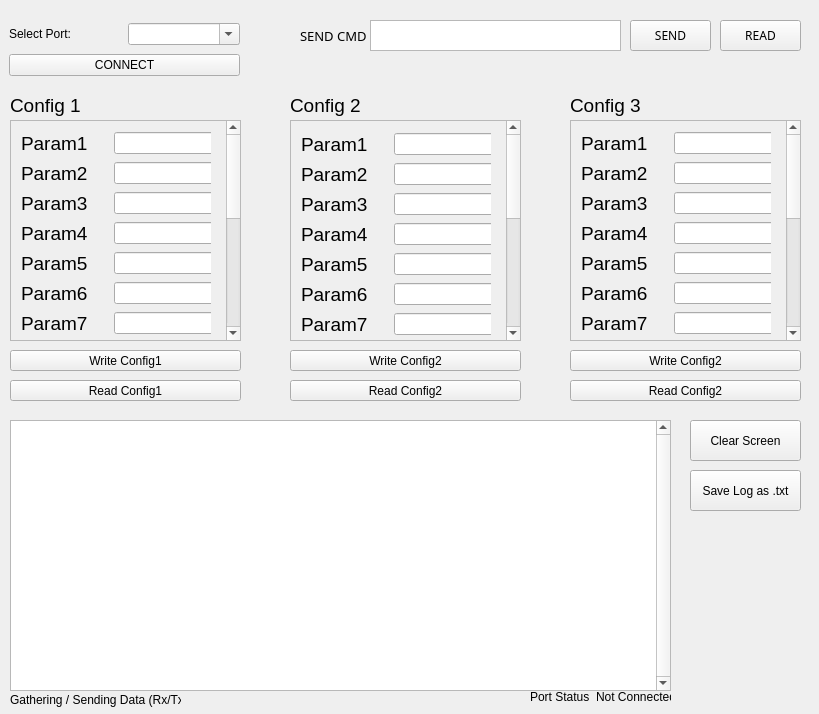
Qt form python/qt.ui (madopick/stm32Serial) before a commit.
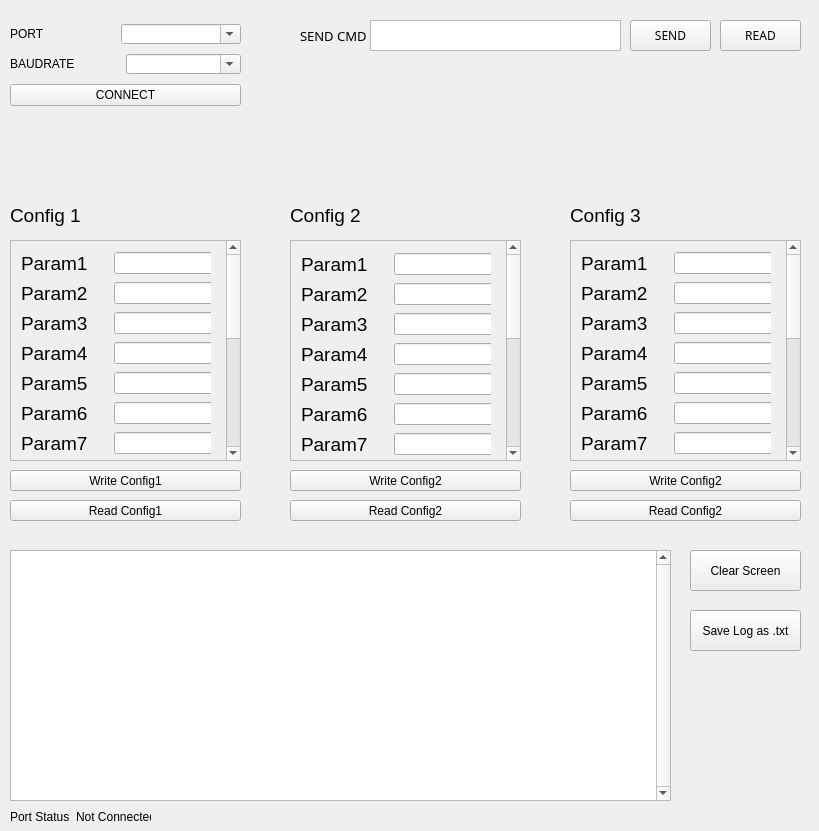
The same form after that commit.

Commit message: add baudrate option

```diff
--- a/python/qt.ui
+++ b/python/qt.ui
@@ -7,7 +7,7 @@
     <x>0</x>
     <y>0</y>
     <width>819</width>
-    <height>714</height>
+    <height>831</height>
    </rect>
   </property>
   <property name="cursor">
@@ -30,9 +30,9 @@
     <property name="geometry">
      <rect>
       <x>10</x>
-      <y>420</y>
+      <y>550</y>
       <width>661</width>
-      <height>271</height>
+      <height>251</height>
      </rect>
     </property>
     <layout class="QGridLayout" name="gridLayout" rowstretch="0">
@@ -51,8 +51,8 @@
    <widget class="QWidget" name="formLayoutWidget_2">
     <property name="geometry">
      <rect>
-      <x>530</x>
-      <y>690</y>
+      <x>10</x>
+      <y>810</y>
       <width>141</width>
       <height>21</height>
      </rect>
@@ -60,6 +60,12 @@
     <layout class="QFormLayout" name="formLayout_2">
      <item row="0" column="0">
       <widget class="QLabel" name="label_4">
+       <property name="sizePolicy">
+        <sizepolicy hsizetype="Maximum" vsizetype="Preferred">
+         <horstretch>0</horstretch>
+         <verstretch>0</verstretch>
+        </sizepolicy>
+       </property>
        <property name="text">
         <string>Port Status</string>
        </property>
@@ -77,54 +83,11 @@
      </item>
     </layout>
    </widget>
-   <widget class="QWidget" name="verticalLayoutWidget">
-    <property name="geometry">
-     <rect>
-      <x>9</x>
-      <y>20</y>
-      <width>231</width>
-      <height>61</height>
-     </rect>
-    </property>
-    <layout class="QVBoxLayout" name="verticalLayout">
-     <property name="sizeConstraint">
-      <enum>QLayout::SetDefaultConstraint</enum>
-     </property>
-     <item>
-      <layout class="QHBoxLayout" name="horizontalLayout_3">
-       <item>
-        <widget class="QLabel" name="label_14">
-         <property name="text">
-          <string>Select Port:</string>
-         </property>
-        </widget>
-       </item>
-       <item>
-        <widget class="QComboBox" name="cb_Port">
-         <property name="editable">
-          <bool>true</bool>
-         </property>
-         <property name="currentText">
-          <string/>
-         </property>
-        </widget>
-       </item>
-      </layout>
-     </item>
-     <item>
-      <widget class="QPushButton" name="pushButton">
-       <property name="text">
-        <string>CONNECT</string>
-       </property>
-      </widget>
-     </item>
-    </layout>
-   </widget>
    <widget class="QPushButton" name="pushButton_5">
     <property name="geometry">
      <rect>
       <x>690</x>
-      <y>470</y>
+      <y>610</y>
       <width>111</width>
       <height>41</height>
      </rect>
@@ -180,30 +143,11 @@
      <string>SEND</string>
     </property>
    </widget>
-   <widget class="QLabel" name="label_3">
-    <property name="geometry">
-     <rect>
-      <x>10</x>
-      <y>690</y>
-      <width>171</width>
-      <height>20</height>
-     </rect>
-    </property>
-    <property name="sizePolicy">
-     <sizepolicy hsizetype="Expanding" vsizetype="Minimum">
-      <horstretch>0</horstretch>
-      <verstretch>0</verstretch>
-     </sizepolicy>
-    </property>
-    <property name="text">
-     <string>Gathering / Sending Data (Rx/Tx)</string>
-    </property>
-   </widget>
    <widget class="QPushButton" name="pb_Clr">
     <property name="geometry">
      <rect>
       <x>690</x>
-      <y>420</y>
+      <y>550</y>
       <width>111</width>
       <height>41</height>
      </rect>
@@ -216,7 +160,7 @@
     <property name="geometry">
      <rect>
       <x>10</x>
-      <y>120</y>
+      <y>240</y>
       <width>231</width>
       <height>221</height>
      </rect>
@@ -992,7 +936,7 @@
     <property name="geometry">
      <rect>
       <x>10</x>
-      <y>90</y>
+      <y>200</y>
       <width>101</width>
       <height>31</height>
      </rect>
@@ -1010,7 +954,7 @@
     <property name="geometry">
      <rect>
       <x>10</x>
-      <y>350</y>
+      <y>470</y>
       <width>231</width>
       <height>21</height>
      </rect>
@@ -1023,7 +967,7 @@
     <property name="geometry">
      <rect>
       <x>10</x>
-      <y>380</y>
+      <y>500</y>
       <width>231</width>
       <height>21</height>
      </rect>
@@ -1036,7 +980,7 @@
     <property name="geometry">
      <rect>
       <x>290</x>
-      <y>120</y>
+      <y>240</y>
       <width>231</width>
       <height>221</height>
      </rect>
@@ -1812,7 +1756,7 @@
     <property name="geometry">
      <rect>
       <x>290</x>
-      <y>90</y>
+      <y>200</y>
       <width>101</width>
       <height>31</height>
      </rect>
@@ -1830,7 +1774,7 @@
     <property name="geometry">
      <rect>
       <x>290</x>
-      <y>350</y>
+      <y>470</y>
       <width>231</width>
       <height>21</height>
      </rect>
@@ -1843,7 +1787,7 @@
     <property name="geometry">
      <rect>
       <x>290</x>
-      <y>380</y>
+      <y>500</y>
       <width>231</width>
       <height>21</height>
      </rect>
@@ -1856,7 +1800,7 @@
     <property name="geometry">
      <rect>
       <x>570</x>
-      <y>120</y>
+      <y>240</y>
       <width>231</width>
       <height>221</height>
      </rect>
@@ -2387,7 +2331,7 @@
     <property name="geometry">
      <rect>
       <x>570</x>
-      <y>90</y>
+      <y>200</y>
       <width>101</width>
       <height>31</height>
      </rect>
@@ -2405,7 +2349,7 @@
     <property name="geometry">
      <rect>
       <x>570</x>
-      <y>350</y>
+      <y>470</y>
       <width>231</width>
       <height>21</height>
      </rect>
@@ -2418,7 +2362,7 @@
     <property name="geometry">
      <rect>
       <x>570</x>
-      <y>380</y>
+      <y>500</y>
       <width>231</width>
       <height>21</height>
      </rect>
@@ -2445,6 +2389,135 @@
      <string>READ</string>
     </property>
    </widget>
+   <widget class="QWidget" name="verticalLayoutWidget">
+    <property name="geometry">
+     <rect>
+      <x>10</x>
+      <y>20</y>
+      <width>231</width>
+      <height>91</height>
+     </rect>
+    </property>
+    <layout class="QVBoxLayout" name="verticalLayout">
+     <item>
+      <layout class="QHBoxLayout" name="horizontalLayout_6">
+       <item>
+        <widget class="QLabel" name="label">
+         <property name="text">
+          <string>PORT</string>
+         </property>
+        </widget>
+       </item>
+       <item>
+        <spacer name="horizontalSpacer">
+         <property name="orientation">
+          <enum>Qt::Horizontal</enum>
+         </property>
+         <property name="sizeType">
+          <enum>QSizePolicy::Fixed</enum>
+         </property>
+         <property name="sizeHint" stdset="0">
+          <size>
+           <width>70</width>
+           <height>20</height>
+          </size>
+         </property>
+        </spacer>
+       </item>
+       <item>
+        <widget class="QComboBox" name="cb_Port">
+         <property name="sizePolicy">
+          <sizepolicy hsizetype="Expanding" vsizetype="Fixed">
+           <horstretch>0</horstretch>
+           <verstretch>0</verstretch>
+          </sizepolicy>
+         </property>
+         <property name="minimumSize">
+          <size>
+           <width>0</width>
+           <height>0</height>
+          </size>
+         </property>
+         <property name="maximumSize">
+          <size>
+           <width>200</width>
+           <height>20</height>
+          </size>
+         </property>
+         <property name="editable">
+          <bool>true</bool>
+         </property>
+         <property name="currentText">
+          <string/>
+         </property>
+        </widget>
+       </item>
+      </layout>
+     </item>
+     <item>
+      <layout class="QHBoxLayout" name="horizontalLayout_7">
+       <item>
+        <widget class="QLabel" name="label_2">
+         <property name="text">
+          <string>BAUDRATE</string>
+         </property>
+        </widget>
+       </item>
+       <item>
+        <spacer name="horizontalSpacer_2">
+         <property name="orientation">
+          <enum>Qt::Horizontal</enum>
+         </property>
+         <property name="sizeType">
+          <enum>QSizePolicy::Fixed</enum>
+         </property>
+         <property name="sizeHint" stdset="0">
+          <size>
+           <width>45</width>
+           <height>20</height>
+          </size>
+         </property>
+        </spacer>
+       </item>
+       <item>
+        <widget class="QComboBox" name="cb_baudrate">
+         <property name="sizePolicy">
+          <sizepolicy hsizetype="Expanding" vsizetype="Fixed">
+           <horstretch>0</horstretch>
+           <verstretch>0</verstretch>
+          </sizepolicy>
+         </property>
+         <property name="minimumSize">
+          <size>
+           <width>0</width>
+           <height>0</height>
+          </size>
+         </property>
+         <property name="maximumSize">
+          <size>
+           <width>200</width>
+           <height>20</height>
+          </size>
+         </property>
+         <property name="editable">
+          <bool>true</bool>
+         </property>
+         <property name="currentText">
+          <string/>
+         </property>
+        </widget>
+       </item>
+      </layout>
+     </item>
+     <item>
+      <widget class="QPushButton" name="pushButton">
+       <property name="text">
+        <string>CONNECT</string>
+       </property>
+      </widget>
+     </item>
+    </layout>
+   </widget>
   </widget>
   <action name="actionAna_Ekran">
    <property name="text">
```
The commit also changes 1 other file.
